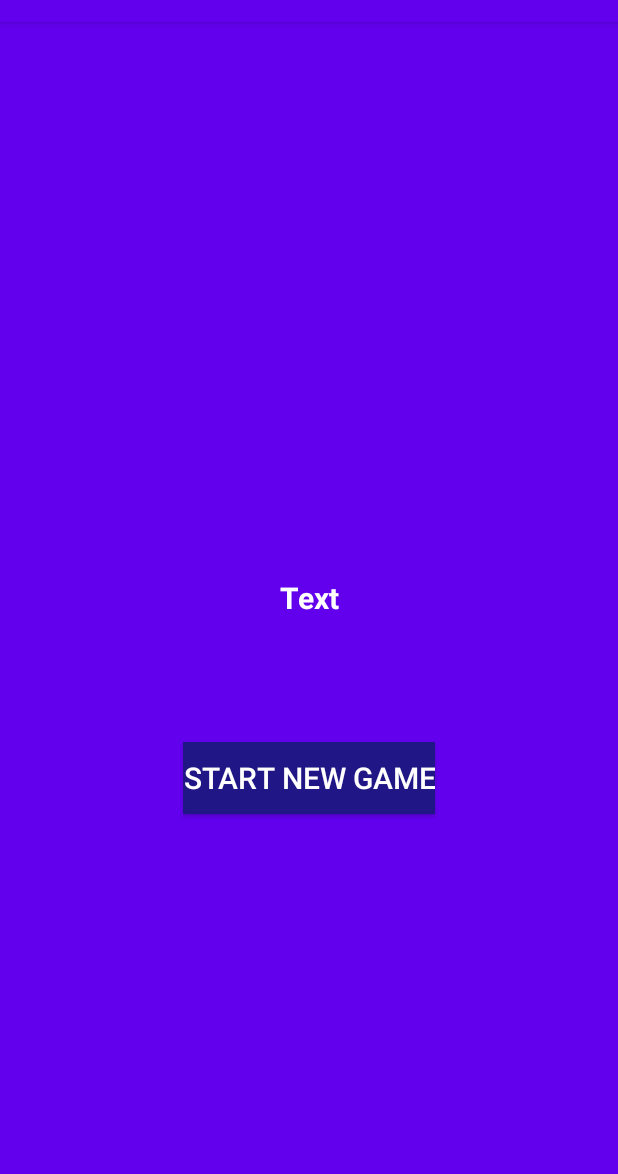
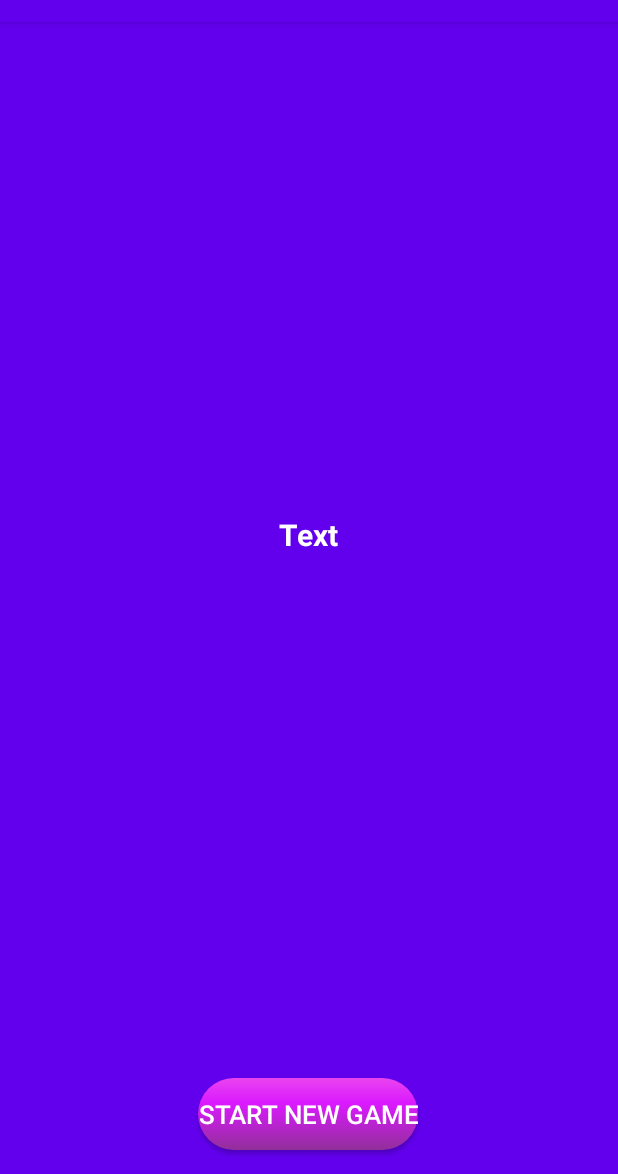
Before and after one commit to AGjoYy/TicTacToe, an Android app: the WinnerPopUp screen opened directly, with no data from a screen before it, on a phone screen of 412 x 824 dp, the part 62-1236 px from its top. Run offline under Robolectric (Android 15) with nearby library versions, the phone set to English and light mode, and no system bars.

```diff
--- a/app/src/main/java/com/example/tictactoe/MultiPlayerGameButton.kt
+++ b/app/src/main/java/com/example/tictactoe/MultiPlayerGameButton.kt
@@ -1,5 +1,7 @@
 package com.example.tictactoe
 
+import android.R
+import android.app.ActivityOptions
 import android.content.Context
 import android.content.Intent
 import android.util.AttributeSet
@@ -13,6 +15,7 @@ class MultiPlayerGameButton(context: Context, attrs: AttributeSet?) :
             GameLogic.isSingleGame = false
 
             val intent = Intent(context, GameActivity::class.java)
+            val options = ActivityOptions.makeCustomAnimation(context, R.anim.fade_in, R.anim.fade_out)
             context.startActivity(intent)
         }
     }
--- a/app/src/main/java/com/example/tictactoe/SingleGameButton.kt
+++ b/app/src/main/java/com/example/tictactoe/SingleGameButton.kt
@@ -1,9 +1,12 @@
 package com.example.tictactoe
 
+import android.R
+import android.app.ActivityOptions
 import android.content.Context
 import android.content.Intent
 import android.util.AttributeSet
 import androidx.appcompat.widget.AppCompatButton
+
 
 class SingleGameButton(context: Context, attrs: AttributeSet?) :
     AppCompatButton(context, attrs) {
@@ -13,7 +16,8 @@ class SingleGameButton(context: Context, attrs: AttributeSet?) :
             GameLogic.isSingleGame = true
 
             val intent = Intent(context, GameActivity::class.java)
-            context.startActivity(intent)
+            val options = ActivityOptions.makeCustomAnimation(context, R.anim.fade_in, R.anim.fade_out)
+            context.startActivity(intent, options.toBundle())
         }
     }
 }
--- a/app/src/main/java/com/example/tictactoe/StartNewGameButton.kt
+++ b/app/src/main/java/com/example/tictactoe/StartNewGameButton.kt
@@ -1,5 +1,7 @@
 package com.example.tictactoe
 
+import android.R
+import android.app.ActivityOptions
 import android.content.Context
 import android.content.Intent
 import android.util.AttributeSet
@@ -11,6 +13,7 @@ class StartNewGameButton(context: Context, attr: AttributeSet?) : AppCompatButto
     init {
         this.setOnClickListener {
             val intent = Intent(context, MainActivity::class.java)
+            val options = ActivityOptions.makeCustomAnimation(context, R.anim.fade_in, R.anim.fade_out)
             context.startActivity(intent)
         }
     }
--- /dev/null
+++ b/app/src/main/res/drawable/button_shape.xml
@@ -0,0 +1,20 @@
+<?xml version="1.0" encoding="utf-8"?>
+<shape xmlns:android="http://schemas.android.com/apk/res/android" android:shape="rectangle" >
+    <corners
+        android:radius="40dp"
+        />
+    <gradient
+        android:angle="35"
+        android:centerX="35%"
+        android:centerColor="#ffdb19ff"
+        android:startColor="#ffe944ef"
+        android:endColor="#ff912f99"
+        android:type="linear"
+        />
+    <padding
+        android:left="0dp"
+        android:top="0dp"
+        android:right="0dp"
+        android:bottom="0dp"
+        />
+</shape>
--- a/app/src/main/res/layout/winner_pop_up.xml
+++ b/app/src/main/res/layout-v23/winner_pop_up.xml
@@ -2,17 +2,18 @@
 <androidx.constraintlayout.widget.ConstraintLayout xmlns:android="http://schemas.android.com/apk/res/android"
     xmlns:app="http://schemas.android.com/apk/res-auto"
     xmlns:tools="http://schemas.android.com/tools"
+    android:background="@color/purple_500"
     android:layout_width="match_parent"
     android:layout_height="match_parent"
     tools:context=".WinnerPopUp">
 
         <TextView
             android:id="@+id/popup_window_text"
-            android:layout_width="0dp"
-            android:layout_height="0dp"
+            android:layout_width="300dp"
+            android:layout_height="150dp"
             android:layout_weight="1"
-            android:background="@color/purple_500"
-            android:gravity="center"
+            android:gravity="top"
+            android:paddingTop="20dp"
             android:text="Text"
             android:textAlignment="center"
             android:textColor="#FFFFFF"
@@ -20,24 +21,28 @@
             android:textStyle="bold"
             app:layout_constraintBottom_toBottomOf="parent"
             app:layout_constraintEnd_toEndOf="parent"
-            app:layout_constraintHorizontal_bias="0.0"
+            app:layout_constraintHorizontal_bias="0.495"
             app:layout_constraintStart_toStartOf="parent"
             app:layout_constraintTop_toTopOf="parent"
-            app:layout_constraintVertical_bias="0.0" />
+            app:layout_constraintVertical_bias="0.498"
+            tools:ignore="RtlCompat" />
 
         <com.example.tictactoe.StartNewGameButton
             android:id="@+id/popup_window_button"
             android:layout_width="wrap_content"
             android:layout_height="wrap_content"
-            android:layout_marginBottom="240dp"
+            android:layout_marginBottom="16dp"
             android:layout_weight="1"
-            android:background="#211685"
+            android:background="@drawable/button_shape"
             android:text="Start New Game"
             android:textAllCaps="true"
             android:textColor="#FFFFFF"
-            android:textSize="20sp"
+            android:textSize="17sp"
+            android:foreground="?attr/selectableItemBackgroundBorderless"
             app:layout_constraintBottom_toBottomOf="parent"
             app:layout_constraintEnd_toEndOf="parent"
-            app:layout_constraintStart_toStartOf="parent" />
+            app:layout_constraintHorizontal_bias="0.498"
+            app:layout_constraintStart_toStartOf="parent"
+            />
 
 </androidx.constraintlayout.widget.ConstraintLayout>
--- a/app/src/main/res/layout/activity_main.xml
+++ b/app/src/main/res/layout/activity_main.xml
@@ -28,7 +28,8 @@
         android:text="Single"
         android:textSize="30sp"
         android:textColor="@color/white"
-        android:background="@color/purple_500"
+        android:background="@drawable/button_shape"
+        android:foreground="?attr/selectableItemBackgroundBorderless"
         app:layout_constraintBottom_toTopOf="@+id/button2"
         app:layout_constraintEnd_toEndOf="parent"
         app:layout_constraintStart_toStartOf="parent"
@@ -42,7 +43,8 @@
         android:text="MultiPlayer"
         android:textSize="20sp"
         android:textColor="@color/white"
-        android:background="@color/purple_500"
+        android:background="@drawable/button_shape"
+        android:foreground="?attr/selectableItemBackgroundBorderless"
         app:layout_constraintBottom_toBottomOf="parent"
         app:layout_constraintEnd_toEndOf="parent"
         app:layout_constraintStart_toStartOf="parent"
```
Also changed, not shown: app/src/main/java/com/example/tictactoe/GameLogic.kt (+14 -13 lines), app/src/main/java/com/example/tictactoe/Square.kt (+7 -0 lines), app/src/main/res/layout/set_username_view.xml (added, +47 -0 lines), app/src/main/res/drawable-v24/o.png (added), app/src/main/res/drawable/o.png (deleted).
